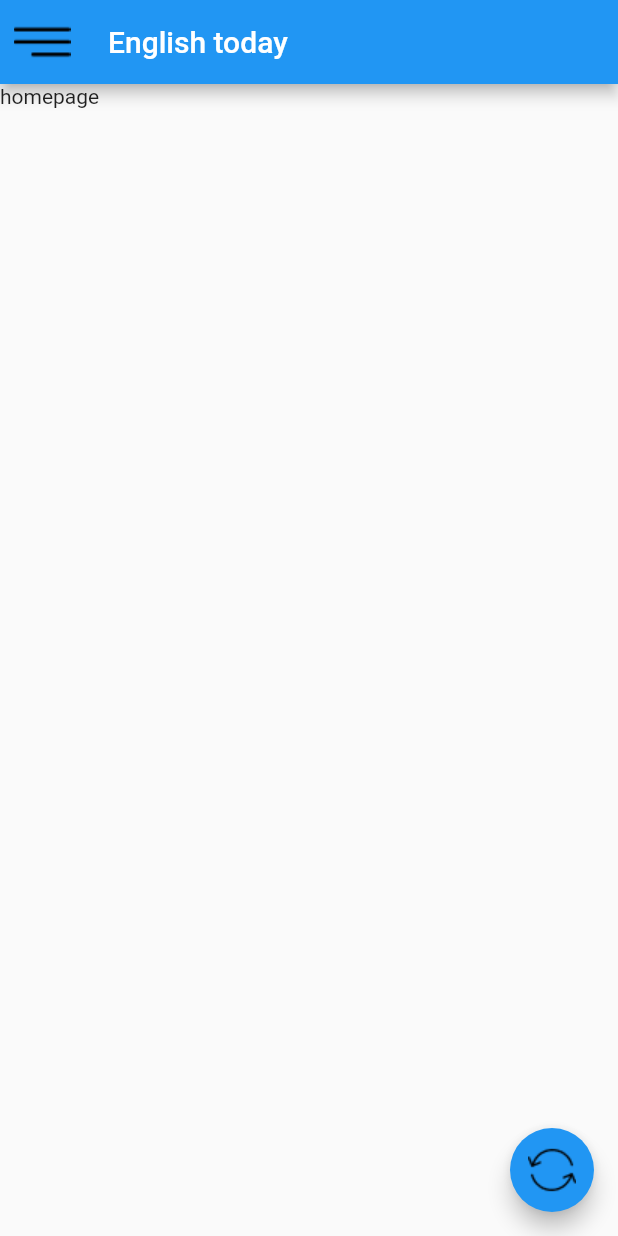
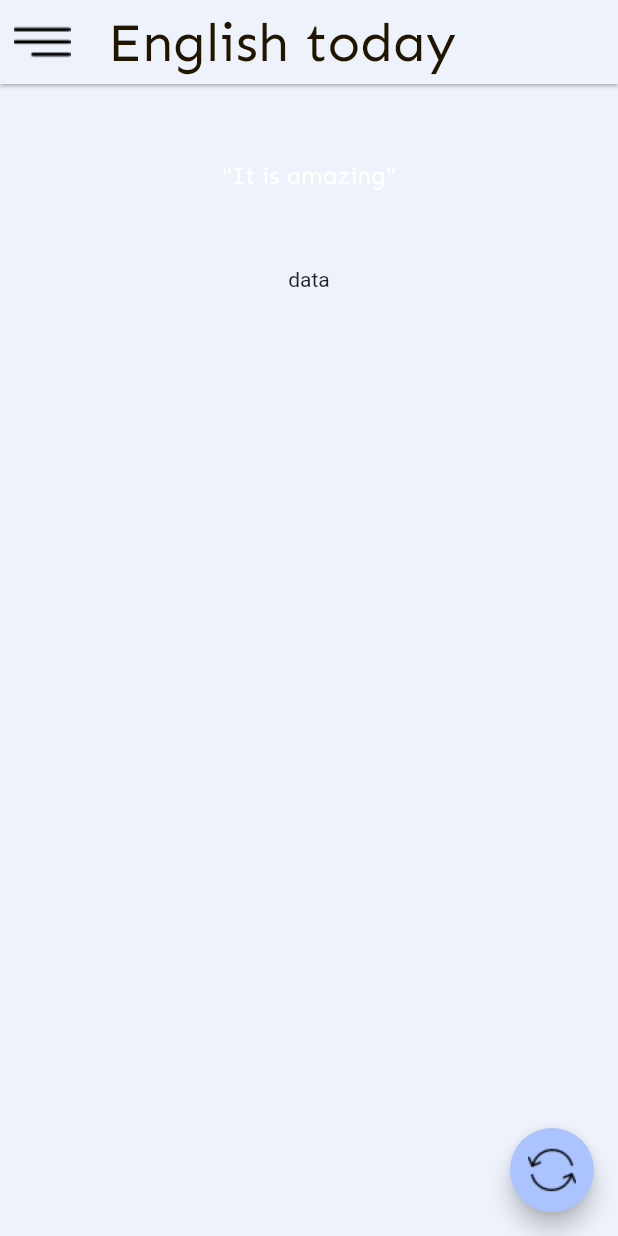
Before and after one commit to lamdv2/flutter_english_card, a Flutter app: the HomePage screen opened directly, on a phone screen of 412 x 824 dp. Run offline on Flutter 3.47's test engine with Material 2 defaults, Android fonts, the phone set to English and light mode, and no system bars.

Commit message:
Update home_page.dart
home_page

```diff
--- a/english_card/lib/pages/home_page.dart
+++ b/english_card/lib/pages/home_page.dart
@@ -1,4 +1,6 @@
 import 'package:english_card/values/app_assets.dart';
+import 'package:english_card/values/app_colors.dart';
+import 'package:english_card/values/app_styles.dart';
 import 'package:flutter/material.dart';
 
 class HomePage extends StatefulWidget {
@@ -11,21 +13,49 @@ class HomePage extends StatefulWidget {
 class _HomePageState extends State<HomePage> {
   @override
   Widget build(BuildContext context) {
+    Size size = MediaQuery.of(context).size;
     return Scaffold(
+      backgroundColor: AppColors.secondColor,
       appBar: AppBar(
-        title: const Text("English today"),
+        backgroundColor: AppColors.secondColor,
+        title: Text(
+          "English today",
+          style:
+              AppStyles.h4.copyWith(color: AppColors.textColor, fontSize: 36),
+        ),
+        elevation: 1,
         leading: InkWell(
-          onTap: () {
-
-          },
+          onTap: () {},
           child: Image.asset(AppAssets.menu),
         ),
       ),
       floatingActionButton: FloatingActionButton(
         onPressed: () => {},
+        backgroundColor: AppColors.primaryColor,
         child: Image.asset(AppAssets.exchange),
       ),
-      body: Text("homepage"),
+      body: Padding(
+          padding: const EdgeInsets.all(20.0),
+          child: Container(
+            width: double.infinity,
+            child: Column(
+              children: [
+                Container(
+                  height: size.height*1/10,
+                  alignment: Alignment.center,
+                  child: Text('"It is amazing"', style: AppStyles.h5,),
+                ),
+                const SizedBox(height: 20),
+                Expanded(
+                  child: Column(
+                    children: const [
+                      Text('data'),
+                    ],
+                  ),
+                ),
+              ],
+            ),
+          )),
     );
   }
 }
```
